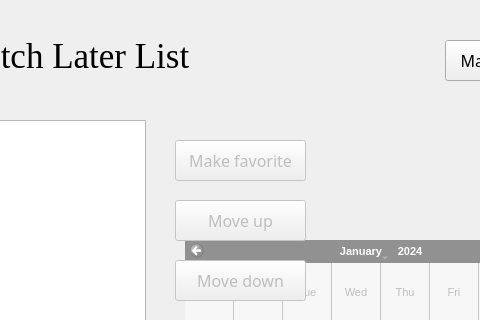
Old version of the form ui/Watchlaterlist.ui in the repository NLarinov/QTteka; both pictures show x 475 to 955 and y 0 to 320 of the 1090 by 919 pixel window.
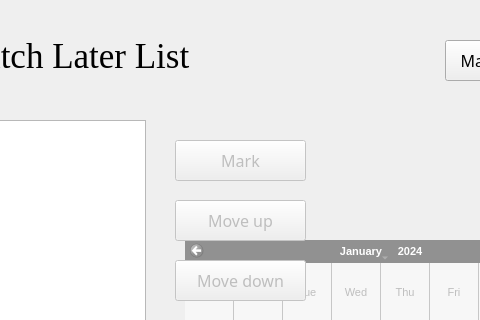
New version of the form.

What changed in the file:
```diff
--- a/ui/Watchlaterlist.ui
+++ b/ui/Watchlaterlist.ui
@@ -218,7 +218,7 @@
     </font>
    </property>
    <property name="text">
-    <string>Make favorite</string>
+    <string>Mark</string>
    </property>
   </widget>
   <widget class="QPushButton" name="pushButton_8">
```
